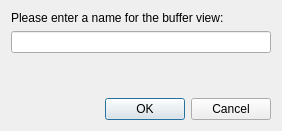
quassel/quassel, file src/qtui/settingspages/buffervieweditdlg.ui: the form before one commit.
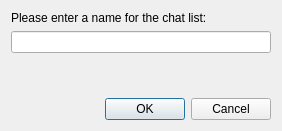
The form after the commit.

Commit message:
s/Buffer/Chat/g
This removes the mention of "Buffer" from the UI, as it was confuzzling users and making our Usability Queen
unhappy. It has been replaced by "Chat", which might not always be as precise, but should make more sense for users.
A "Buffer View" is now a "Chat List", and in some cases, "Window" has been used (e.g. the "Status Buffer" is now
a "Status Window" - which, again, isn't really the correct term, but probably makes more sense to people not used
to cli-based chat clients.

Obviously, within the code and the DB everything is still a Buffer (and it'll stay that way).

```diff
--- a/src/qtui/settingspages/buffervieweditdlg.ui
+++ b/src/qtui/settingspages/buffervieweditdlg.ui
@@ -16,9 +16,9 @@
    <item>
     <layout class="QVBoxLayout" >
      <item>
-      <widget class="QLabel" name="label" >
-       <property name="text" >
-        <string>Please enter a name for the buffer view:</string>
+      <widget class="QLabel" name="label">
+       <property name="text">
+        <string>Please enter a name for the chat list:</string>
        </property>
       </widget>
      </item>
```
Left out of the diff: 35 changed lines with no effect on the pictures. The commit also changes 9 other files.
